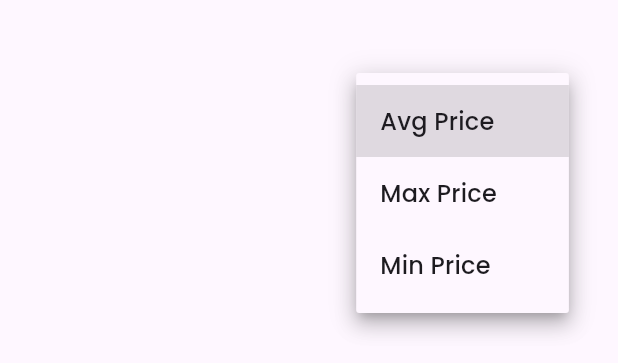
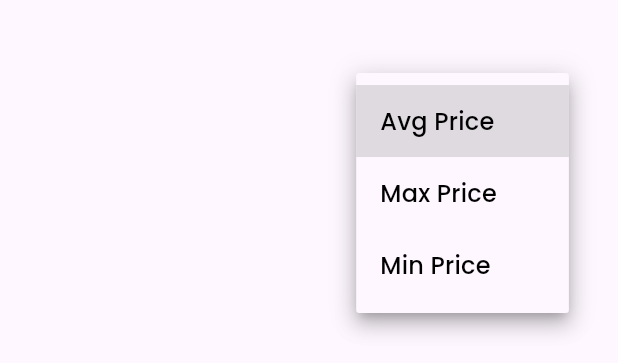
Before and after one commit to kashyapsandesh/kalimati_bazar, a Flutter app: the AppAt widget shown alone on an empty page, opened directly with empty values, after a tap on "Avg Price", on a phone screen of 412 x 824 dp. Shown: the part 497-860 px from the top of the screen. Run offline on Flutter 3.47's test engine with Material 3 defaults, Android fonts, the light colour scheme and no system bars; our stand-ins replace dio, google_nav_bar, line_icons, pretty_dio_logger; network calls fail; project files that could hold a hidden picture were left out.

Commit message:
darkmode implementation

```diff
--- /dev/null
+++ b/lib/provider/theme_provider.dart
@@ -0,0 +1,10 @@
+import 'package:flutter/material.dart';
+
+class ThemeProvider extends ChangeNotifier{
+  var _themeMode=ThemeMode.light;
+  ThemeMode get themeMode=>_themeMode;
+  void setTheme(themeMode){
+_themeMode=themeMode;
+notifyListeners();
+  }
+}
--- a/lib/views/screens/home_screen.dart
+++ b/lib/views/screens/home_screen.dart
@@ -6,10 +6,12 @@ import 'package:kalimati_bazar/constants/font_const.dart';
 import 'package:kalimati_bazar/constants/string_const.dart';
 import 'package:kalimati_bazar/controllers/api_controller.dart';
 import 'package:kalimati_bazar/models/daily__market_price_model.dart';
+import 'package:kalimati_bazar/provider/theme_provider.dart';
 import 'package:kalimati_bazar/views/widgets/app_at.dart';
 import 'package:kalimati_bazar/views/widgets/custom_drop_down.dart';
 import 'package:kalimati_bazar/views/widgets/search_bar.dart';
 import 'package:kalimati_bazar/views/widgets/single_item.dart';
+import 'package:provider/provider.dart';
 
 class HomeScreen extends StatefulWidget {
   const HomeScreen({Key? key});
@@ -68,6 +70,8 @@ class _HomeScreenState extends State<HomeScreen> {
 
   @override
   Widget build(BuildContext context) {
+     final themeChanger = Provider.of<ThemeProvider>(context);
+    final isDarkMode = themeChanger.themeMode == ThemeMode.dark;
     return Scaffold(
       body: SafeArea(
         child: Column(
--- a/lib/views/widgets/app_at.dart
+++ b/lib/views/widgets/app_at.dart
@@ -3,7 +3,9 @@ import 'package:intl/intl.dart';
 import 'package:kalimati_bazar/constants/color_const.dart';
 import 'package:kalimati_bazar/constants/font_const.dart';
 import 'package:kalimati_bazar/constants/string_const.dart';
+import 'package:kalimati_bazar/provider/theme_provider.dart';
 import 'package:kalimati_bazar/views/widgets/custom_drop_down.dart';
+import 'package:provider/provider.dart';
 
 class AppAt extends StatefulWidget {
   final Function(String) onDropdownChanged;
@@ -25,6 +27,8 @@ class _AppAtState extends State<AppAt> {
 
   @override
   Widget build(BuildContext context) {
+    final themeChanger = Provider.of<ThemeProvider>(context);
+    final isDarkMode = themeChanger.themeMode == ThemeMode.dark;
     return Row(
       children: [
         Padding(
@@ -37,7 +41,7 @@ class _AppAtState extends State<AppAt> {
                 style: TextStyle(
                   fontFamily: popmedium,
                   fontSize: 24,
-                  color: homepageTextColor,
+                  color: isDarkMode ? iconBackgroundColor : homepageTextColor,
                 ),
               ),
               Text(
--- a/lib/views/widgets/custom_drop_down.dart
+++ b/lib/views/widgets/custom_drop_down.dart
@@ -1,6 +1,8 @@
 import 'package:flutter/material.dart';
 import 'package:kalimati_bazar/constants/color_const.dart';
 import 'package:kalimati_bazar/constants/font_const.dart';
+import 'package:kalimati_bazar/provider/theme_provider.dart';
+import 'package:provider/provider.dart';
 
 class CustomDropdown extends StatelessWidget {
   final String dropdownvalue;
@@ -16,10 +18,12 @@ class CustomDropdown extends StatelessWidget {
 
   @override
   Widget build(BuildContext context) {
+    final themeChanger = Provider.of<ThemeProvider>(context);
+    final isDarkMode = themeChanger.themeMode == ThemeMode.dark;
     return Container(
       padding: EdgeInsets.symmetric(horizontal: 10),
       decoration: BoxDecoration(
-        color: Colors.white,
+        color: isDarkMode ? Colors.black12 : Colors.white,
         borderRadius: BorderRadius.circular(30),
         border: Border.all(
           color: searchbarStrokeColor,
@@ -39,6 +43,7 @@ class CustomDropdown extends StatelessWidget {
               child: Text(
                 item,
                 style: TextStyle(
+                  color: isDarkMode ? Colors.white : Colors.black,
                   fontFamily: popmedium,
                 ),
               ),
--- a/pubspec.yaml
+++ b/pubspec.yaml
@@ -36,6 +36,7 @@ dependencies:
   intl: ^0.19.0
   line_icons: ^2.0.3
   pretty_dio_logger: ^1.3.1
+  provider: ^6.1.1
 
 dev_dependencies:
   flutter_lints: ^2.0.0
```
Also changed, not shown: lib/main.dart (+32 -7 lines), lib/views/screens/settings_screen.dart (+75 -1 lines), lib/views/screens/notices/notices_screen.dart (added), pubspec.lock.
